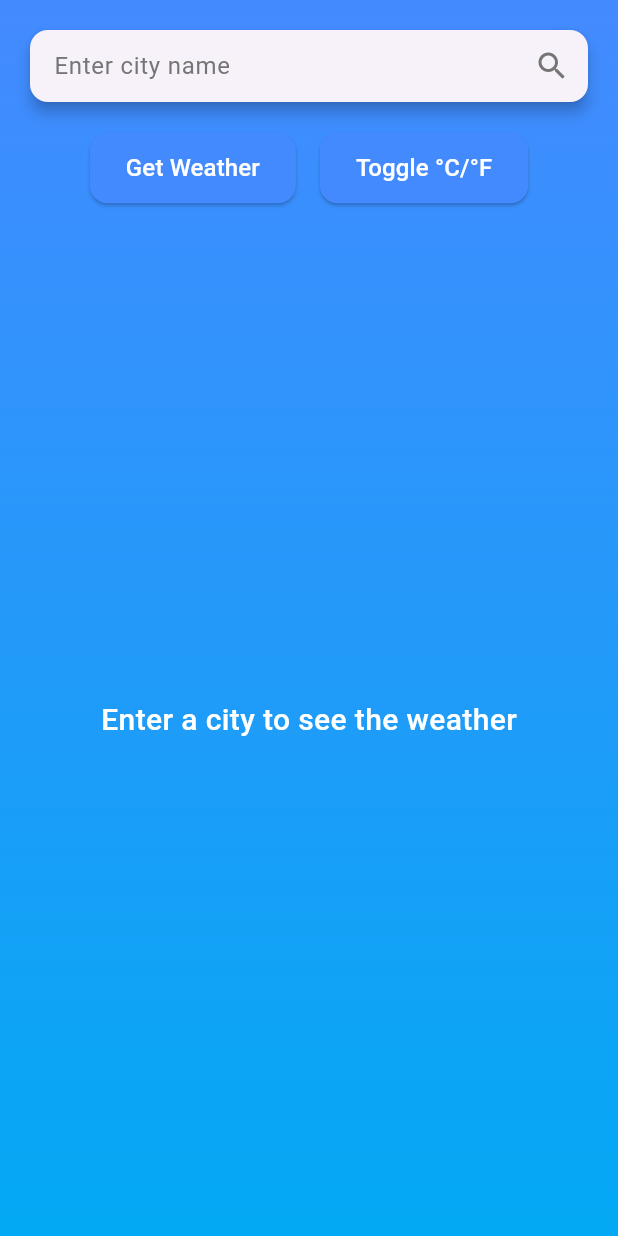
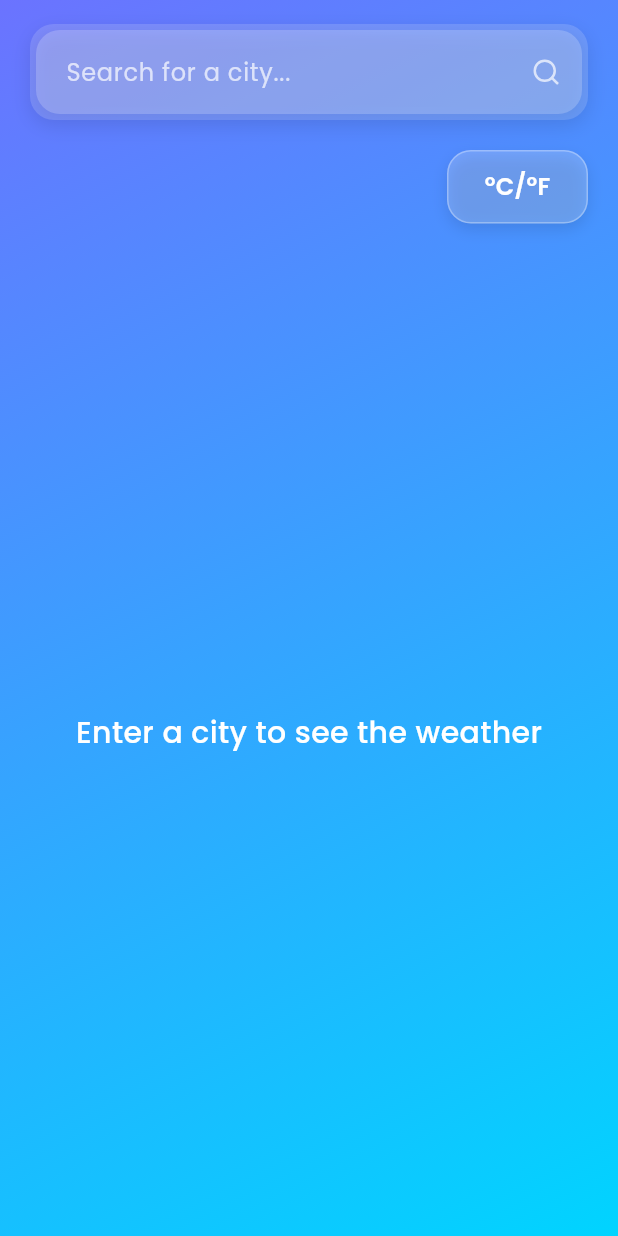
Before and after one commit to FaiqueMZM/weather-app, a Flutter app: the screen it shows after launch, on a phone screen of 412 x 824 dp. Run offline on Flutter 3.47's test engine with Material 3 defaults, Android fonts, the phone set to English and light mode, and no system bars; our stand-ins replace equatable, flutter_bloc, flutter_dotenv, flutter_feather_icons, google_fonts.

Commit message:
updated ui

```diff
--- a/lib/api/weather_api_client.dart
+++ b/lib/api/weather_api_client.dart
@@ -1,4 +1,5 @@
 import 'dart:convert';
+import 'package:flutter/material.dart';
 import 'package:http/http.dart' as http;
 import 'package:flutter_dotenv/flutter_dotenv.dart';
 import 'package:weather_app/models/city_suggestions.dart';
@@ -9,8 +10,8 @@ class WeatherApiClient {
   final String? _baseUrl = dotenv.env['WEATHER_API_BASE_URL'];
 
   WeatherApiClient() {
-    print('API Key: $_apiKey'); // Debug print
-    print('Base URL: $_baseUrl'); // Debug print
+    debugPrint('API Key: $_apiKey');
+    debugPrint('Base URL: $_baseUrl');
     if (_apiKey == null || _baseUrl == null) {
       throw Exception('API key or base URL not found in .env file');
     }
@@ -18,7 +19,7 @@ class WeatherApiClient {
 
   Future<Weather> getWeather(String city) async {
     final url = Uri.parse('$_baseUrl/current.json?key=$_apiKey&q=$city&aqi=no');
-    print('Request URL: $url'); // Debug print
+    debugPrint('Request URL: $url');
     final response = await http.get(url);
 
     if (response.statusCode == 200) {
@@ -32,7 +33,7 @@ class WeatherApiClient {
   Future<List<CitySuggestion>> getCitySuggestions(String query) async {
     if (query.isEmpty) return [];
     final url = Uri.parse('$_baseUrl/search.json?key=$_apiKey&q=$query');
-    print('Suggestion URL: $url'); // Debug print
+    debugPrint('Suggestion URL: $url');
     final response = await http.get(url);
 
     if (response.statusCode == 200) {
@@ -49,7 +50,7 @@ class WeatherApiClient {
     final url = Uri.parse(
       '$_baseUrl/forecast.json?key=$_apiKey&q=$city&days=5&aqi=no',
     );
-    print('Forecast URL: $url'); // Debug print
+    debugPrint('Forecast URL: $url');
     final response = await http.get(url);
 
     if (response.statusCode == 200) {
--- a/lib/screens/weather_screen.dart
+++ b/lib/screens/weather_screen.dart
@@ -1,5 +1,7 @@
 import 'package:flutter/material.dart';
 import 'package:flutter_bloc/flutter_bloc.dart';
+import 'package:google_fonts/google_fonts.dart';
+import 'package:flutter_feather_icons/flutter_feather_icons.dart';
 import 'package:weather_app/bloc/weather_bloc.dart';
 import 'package:weather_app/bloc/weather_event.dart';
 import 'package:weather_app/bloc/weather_state.dart';
@@ -28,9 +30,12 @@ class _WeatherScreenState extends State<WeatherScreen> {
       body: Container(
         decoration: const BoxDecoration(
           gradient: LinearGradient(
-            begin: Alignment.topCenter,
-            end: Alignment.bottomCenter,
-            colors: [Colors.blueAccent, Colors.lightBlue],
+            begin: Alignment.topLeft,
+            end: Alignment.bottomRight,
+            colors: [
+              Color(0xFF6B73FF), // Vibrant blue
+              Color(0xFF00D4FF), // Light cyan
+            ],
           ),
         ),
         child: SafeArea(
@@ -42,19 +47,60 @@ class _WeatherScreenState extends State<WeatherScreen> {
                 );
               }
             },
+            color: Colors.white,
+            backgroundColor: Colors.blueAccent.withOpacity(0.8),
             child: Padding(
-              padding: const EdgeInsets.all(16.0),
+              padding: const EdgeInsets.symmetric(horizontal: 20, vertical: 16),
               child: Column(
                 children: [
-                  // Search Bar
-                  Card(
-                    elevation: 4,
-                    shape: RoundedRectangleBorder(
-                      borderRadius: BorderRadius.circular(12),
+                  // Search Bar with Glassmorphism
+                  _buildSearchBar(context),
+                  const SizedBox(height: 20),
+                  // Modern Buttons
+                  _buildActionButtons(context),
+                  const SizedBox(height: 20),
+                  // Weather Display
+                  Expanded(
+                    child: BlocBuilder<WeatherBloc, WeatherState>(
+                      builder: (context, state) {
+                        debugPrint('BlocBuilder state: $state');
+                        return AnimatedSwitcher(
+                          duration: const Duration(milliseconds: 500),
+                          transitionBuilder: (child, animation) =>
+                              FadeTransition(opacity: animation, child: child),
+                          child: _buildWeatherContent(context, state),
+                        );
+                      },
                     ),
+                  ),
+                ],
+              ),
+            ),
+          ),
+        ),
+      ),
+    );
+  }
+
+  Widget _buildSearchBar(BuildContext context) {
+    return Container(
+      decoration: BoxDecoration(
+        color: Colors.white.withOpacity(0.15),
+        borderRadius: BorderRadius.circular(16),
+        boxShadow: [
+          BoxShadow(
+            color: Colors.black.withOpacity(0.1),
+            blurRadius: 10,
+            offset: const Offset(0, 4),
+          ),
+        ],
+      ),
+      child: Card(
+        color: Colors.white.withOpacity(0.2),
+        elevation: 0,
+        shape: RoundedRectangleBorder(borderRadius: BorderRadius.circular(16)),
         child: Autocomplete<CitySuggestion>(
-                      optionsBuilder:
-                          (TextEditingValue textEditingValue) async {
+          optionsBuilder: (TextEditingValue textEditingValue) async {
             if (textEditingValue.text.isEmpty) {
               return const Iterable<CitySuggestion>.empty();
             }
@@ -63,26 +109,28 @@ class _WeatherScreenState extends State<WeatherScreen> {
             );
             return await _getSuggestions(context);
           },
-                      displayStringForOption: (CitySuggestion option) =>
-                          option.name,
-                      fieldViewBuilder:
-                          (context, controller, focusNode, onFieldSubmitted) {
+          displayStringForOption: (CitySuggestion option) => option.name,
+          fieldViewBuilder: (context, controller, focusNode, onFieldSubmitted) {
             _cityController.value = controller.value;
             return TextField(
               controller: controller,
               focusNode: focusNode,
-                              style: const TextStyle(color: Colors.black87),
+              style: GoogleFonts.poppins(color: Colors.white, fontSize: 16),
               decoration: InputDecoration(
-                                hintText: 'Enter city name',
-                                hintStyle: TextStyle(color: Colors.grey[600]),
+                hintText: 'Search for a city...',
+                hintStyle: GoogleFonts.poppins(
+                  color: Colors.white70,
+                  fontSize: 16,
+                ),
                 border: InputBorder.none,
                 contentPadding: const EdgeInsets.symmetric(
-                                  horizontal: 16,
-                                  vertical: 12,
+                  horizontal: 20,
+                  vertical: 16,
                 ),
                 suffixIcon: Icon(
-                                  Icons.search,
-                                  color: Colors.grey[600],
+                  FeatherIcons.search,
+                  color: Colors.white70,
+                  size: 20,
                 ),
               ),
               onSubmitted: (value) {
@@ -105,9 +153,10 @@ class _WeatherScreenState extends State<WeatherScreen> {
               alignment: Alignment.topLeft,
               child: Material(
                 elevation: 4,
-                            borderRadius: BorderRadius.circular(12),
+                borderRadius: BorderRadius.circular(16),
+                color: Colors.white.withOpacity(0.9),
                 child: Container(
-                              width: MediaQuery.of(context).size.width - 32,
+                  width: MediaQuery.of(context).size.width - 40,
                   constraints: const BoxConstraints(maxHeight: 200),
                   child: ListView.builder(
                     padding: const EdgeInsets.all(8),
@@ -119,8 +168,9 @@ class _WeatherScreenState extends State<WeatherScreen> {
                         child: ListTile(
                           title: Text(
                             option.name,
-                                        style: const TextStyle(
+                            style: GoogleFonts.poppins(
                               color: Colors.black87,
+                              fontSize: 14,
                             ),
                           ),
                         ),
@@ -133,77 +183,51 @@ class _WeatherScreenState extends State<WeatherScreen> {
           },
         ),
       ),
-                  const SizedBox(height: 16),
-                  // Buttons
-                  Row(
-                    mainAxisAlignment: MainAxisAlignment.center,
-                    children: [
-                      ElevatedButton(
-                        onPressed: () {
-                          if (_cityController.text.isNotEmpty) {
-                            context.read<WeatherBloc>().add(
-                              FetchWeatherAndForecast(_cityController.text),
     );
   }
+
+  Widget _buildActionButtons(BuildContext context) {
+    return Row(
+      mainAxisAlignment: MainAxisAlignment.end,
+      children: [
+        const SizedBox(width: 16),
+        _buildModernButton(
+          text: '°C/°F',
+          onPressed: () {
+            debugPrint('Toggling temperature unit');
+            context.read<WeatherBloc>().add(const ToggleTemperatureUnit());
           },
-                        style: ElevatedButton.styleFrom(
-                          foregroundColor: Colors.white,
-                          backgroundColor: Colors.blueAccent,
-                          shape: RoundedRectangleBorder(
-                            borderRadius: BorderRadius.circular(12),
         ),
-                          padding: const EdgeInsets.symmetric(
-                            horizontal: 24,
-                            vertical: 12,
-                          ),
-                        ),
-                        child: const Text(
-                          'Get Weather',
-                          style: TextStyle(fontSize: 16),
-                        ),
-                      ),
-                      const SizedBox(width: 16),
-                      ElevatedButton(
-                        onPressed: () {
-                          print('Toggling temperature unit'); // Debug print
-                          context.read<WeatherBloc>().add(
-                            const ToggleTemperatureUnit(),
+      ],
     );
-                        },
-                        style: ElevatedButton.styleFrom(
-                          foregroundColor: Colors.white,
-                          backgroundColor: Colors.blueAccent,
-                          shape: RoundedRectangleBorder(
-                            borderRadius: BorderRadius.circular(12),
-                          ),
-                          padding: const EdgeInsets.symmetric(
-                            horizontal: 24,
-                            vertical: 12,
-                          ),
-                        ),
-                        child: const Text(
-                          'Toggle °C/°F',
-                          style: TextStyle(fontSize: 16),
-                        ),
+  }
+
+  Widget _buildModernButton({
+    required String text,
+    required VoidCallback onPressed,
+  }) {
+    return GestureDetector(
+      onTap: onPressed,
+      child: Container(
+        padding: const EdgeInsets.symmetric(horizontal: 24, vertical: 12),
+        decoration: BoxDecoration(
+          color: Colors.white.withOpacity(0.2),
+          borderRadius: BorderRadius.circular(16),
+          border: Border.all(color: Colors.white.withOpacity(0.3)),
+          boxShadow: [
+            BoxShadow(
+              color: Colors.black.withOpacity(0.1),
+              blurRadius: 8,
+              offset: const Offset(0, 4),
             ),
           ],
         ),
-                  const SizedBox(height: 16),
-                  // Weather Display
-                  Expanded(
-                    child: BlocBuilder<WeatherBloc, WeatherState>(
-                      builder: (context, state) {
-                        print('BlocBuilder state: $state'); // Debug print
-                        return AnimatedSwitcher(
-                          duration: const Duration(milliseconds: 300),
-                          child: _buildWeatherContent(context, state),
-                        );
-                      },
-                    ),
-                  ),
-                ],
-              ),
-            ),
+        child: Text(
+          text,
+          style: GoogleFonts.poppins(
+            color: Colors.white,
+            fontSize: 16,
+            fontWeight: FontWeight.w600,
           ),
         ),
       ),
@@ -212,11 +236,11 @@ class _WeatherScreenState extends State<WeatherScreen> {
 
   Widget _buildWeatherContent(BuildContext context, WeatherState state) {
     if (state is WeatherInitial) {
-      return const Center(
-        key: ValueKey('initial'),
+      return Center(
+        key: const ValueKey('initial'),
         child: Text(
           'Enter a city to see the weather',
-          style: TextStyle(
+          style: GoogleFonts.poppins(
             fontSize: 20,
             color: Colors.white,
             fontWeight: FontWeight.w500,
@@ -232,86 +256,34 @@ class _WeatherScreenState extends State<WeatherScreen> {
       );
     } else if (state is WeatherLoaded) {
       return Center(
-        key: ValueKey('loaded'),
+        key: const ValueKey('loaded'),
         child: _buildCurrentWeatherCard(state.weather, state.unit),
       );
     } else if (state is WeatherForecastLoaded) {
-      print(
-        'WeatherForecastLoaded state with unit: ${state.unit}',
-      ); // Debug print
+      debugPrint('WeatherForecastLoaded state with unit: ${state.unit}');
       return SingleChildScrollView(
-        key: ValueKey('forecast'),
+        key: const ValueKey('forecast'),
         child: Column(
           children: [
             _buildCurrentWeatherCard(state.currentWeather, state.unit),
             const SizedBox(height: 24),
-            const Text(
+            Text(
               '5-Day Forecast',
-              style: TextStyle(
-                fontSize: 20,
+              style: GoogleFonts.poppins(
+                fontSize: 22,
                 color: Colors.white,
                 fontWeight: FontWeight.bold,
               ),
             ),
-            const SizedBox(height: 8),
+            const SizedBox(height: 12),
             SizedBox(
-              height: 180,
+              height: 200,
               child: ListView.builder(
                 scrollDirection: Axis.horizontal,
                 itemCount: state.forecast.length,
                 itemBuilder: (context, index) {
                   final forecast = state.forecast[index];
-                  return Card(
-                    elevation: 4,
-                    shape: RoundedRectangleBorder(
-                      borderRadius: BorderRadius.circular(12),
-                    ),
-                    color: Colors.white.withOpacity(0.9),
-                    child: Container(
-                      width: 120,
-                      padding: const EdgeInsets.all(12),
-                      child: Column(
-                        mainAxisAlignment: MainAxisAlignment.center,
-                        children: [
-                          Text(
-                            _formatDate(forecast.date),
-                            style: const TextStyle(
-                              fontSize: 16,
-                              fontWeight: FontWeight.w600,
-                              color: Colors.black87,
-                            ),
-                          ),
-                          const SizedBox(height: 8),
-                          Image.network(
-                            forecast.iconUrl,
-                            width: 48,
-                            height: 48,
-                            errorBuilder: (context, error, stackTrace) =>
-                                const Icon(Icons.error, color: Colors.red),
-                          ),
-                          const SizedBox(height: 8),
-                          Text(
-                            state.unit == TemperatureUnit.celsius
-                                ? '${forecast.temperatureCelsius.toStringAsFixed(1)}°C'
-                                : '${forecast.temperatureFahrenheit.toStringAsFixed(1)}°F',
-                            style: const TextStyle(
-                              fontSize: 18,
-                              fontWeight: FontWeight.bold,
-                              color: Colors.black87,
-                            ),
-                          ),
-                          Text(
-                            forecast.condition,
-                            style: const TextStyle(
-                              fontSize: 14,
-                              color: Colors.black54,
-                            ),
-                            textAlign: TextAlign.center,
-                          ),
-                        ],
-                      ),
-                    ),
-                  );
+                  return _buildForecastCard(forecast, state.unit);
                 },
               ),
             ),
@@ -320,10 +292,10 @@ class _WeatherScreenState extends State<WeatherScreen> {
       );
     } else if (state is WeatherError) {
       return Center(
-        key: ValueKey('error'),
+        key: const ValueKey('error'),
         child: Text(
           state.message,
-          style: const TextStyle(
+          style: GoogleFonts.poppins(
             fontSize: 20,
             color: Colors.white,
             fontWeight: FontWeight.w500,
@@ -338,10 +310,20 @@ class _WeatherScreenState extends State<WeatherScreen> {
   }
 
   Widget _buildCurrentWeatherCard(Weather weather, TemperatureUnit unit) {
-    return Card(
-      elevation: 4,
-      shape: RoundedRectangleBorder(borderRadius: BorderRadius.circular(12)),
-      color: Colors.white.withOpacity(0.9),
+    return Container(
+      margin: const EdgeInsets.symmetric(horizontal: 8),
+      decoration: BoxDecoration(
+        color: Colors.white.withOpacity(0.2),
+        borderRadius: BorderRadius.circular(20),
+        border: Border.all(color: Colors.white.withOpacity(0.3)),
+        boxShadow: [
+          BoxShadow(
+            color: Colors.black.withOpacity(0.1),
+            blurRadius: 12,
+            offset: const Offset(0, 6),
+          ),
+        ],
+      ),
       child: Padding(
         padding: const EdgeInsets.all(24),
         child: Column(
@@ -349,35 +331,100 @@ class _WeatherScreenState extends State<WeatherScreen> {
           children: [
             Text(
               weather.city,
-              style: const TextStyle(
-                fontSize: 28,
+              style: GoogleFonts.poppins(
+                fontSize: 30,
                 fontWeight: FontWeight.bold,
-                color: Colors.black87,
+                color: Colors.white,
               ),
             ),
-            const SizedBox(height: 8),
+            const SizedBox(height: 12),
             Text(
               unit == TemperatureUnit.celsius
                   ? '${weather.temperatureCelsius.toStringAsFixed(1)}°C'
                   : '${weather.temperatureFahrenheit.toStringAsFixed(1)}°F',
-              style: const TextStyle(
-                fontSize: 40,
+              style: GoogleFonts.poppins(
+                fontSize: 48,
                 fontWeight: FontWeight.bold,
-                color: Colors.black87,
+                color: Colors.white,
               ),
             ),
-            const SizedBox(height: 8),
+            const SizedBox(height: 12),
             Text(
               weather.condition,
-              style: const TextStyle(fontSize: 20, color: Colors.black54),
+              style: GoogleFonts.poppins(fontSize: 20, color: Colors.white70),
             ),
-            const SizedBox(height: 16),
+            const SizedBox(height: 20),
             Image.network(
               weather.iconUrl,
-              width: 80,
-              height: 80,
-              errorBuilder: (context, error, stackTrace) =>
-                  const Icon(Icons.error, color: Colors.red),
+              width: 100,
+              height: 100,
+              errorBuilder: (context, error, stackTrace) => Icon(
+                FeatherIcons.alertCircle,
+                color: Colors.redAccent,
+                size: 40,
+              ),
+            ),
+          ],
+        ),
+      ),
+    );
+  }
+
+  Widget _buildForecastCard(Weather forecast, TemperatureUnit unit) {
+    return Container(
+      width: 140,
+      margin: const EdgeInsets.symmetric(horizontal: 8),
+      decoration: BoxDecoration(
+        color: Colors.white.withOpacity(0.2),
+        borderRadius: BorderRadius.circular(16),
+        border: Border.all(color: Colors.white.withOpacity(0.3)),
+        boxShadow: [
+          BoxShadow(
+            color: Colors.black.withOpacity(0.1),
+            blurRadius: 8,
+            offset: const Offset(0, 4),
+          ),
+        ],
+      ),
+      child: Padding(
+        padding: const EdgeInsets.all(16),
+        child: Column(
+          mainAxisAlignment: MainAxisAlignment.center,
+          children: [
+            Text(
+              _formatDate(forecast.date),
+              style: GoogleFonts.poppins(
+                fontSize: 16,
+                fontWeight: FontWeight.w600,
+                color: Colors.white,
+              ),
+            ),
+            const SizedBox(height: 12),
+            Image.network(
+              forecast.iconUrl,
+              width: 50,
+              height: 50,
+              errorBuilder: (context, error, stackTrace) => Icon(
+                FeatherIcons.alertCircle,
+                color: Colors.redAccent,
+                size: 24,
+              ),
+            ),
+            const SizedBox(height: 12),
+            Text(
+              unit == TemperatureUnit.celsius
+                  ? '${forecast.temperatureCelsius.toStringAsFixed(1)}°C'
+                  : '${forecast.temperatureFahrenheit.toStringAsFixed(1)}°F',
+              style: GoogleFonts.poppins(
+                fontSize: 18,
+                fontWeight: FontWeight.bold,
+                color: Colors.white,
+              ),
+            ),
+            Text(
+              forecast.condition,
+              style: GoogleFonts.poppins(fontSize: 14, color: Colors.white70),
+              textAlign: TextAlign.center,
             ),
           ],
         ),
--- a/pubspec.yaml
+++ b/pubspec.yaml
@@ -17,6 +17,8 @@ dependencies:
   weatherapi: ^1.1.1
   flutter_dotenv: ^5.1.0
   cupertino_icons: ^1.0.8
+  google_fonts: ^6.2.1
+  flutter_feather_icons: ^2.0.0
 
 dev_dependencies:
   flutter_test:
```
Also changed, not shown: pubspec.lock, 7 other files. Lines whose indentation alone changed are shown as unchanged.
